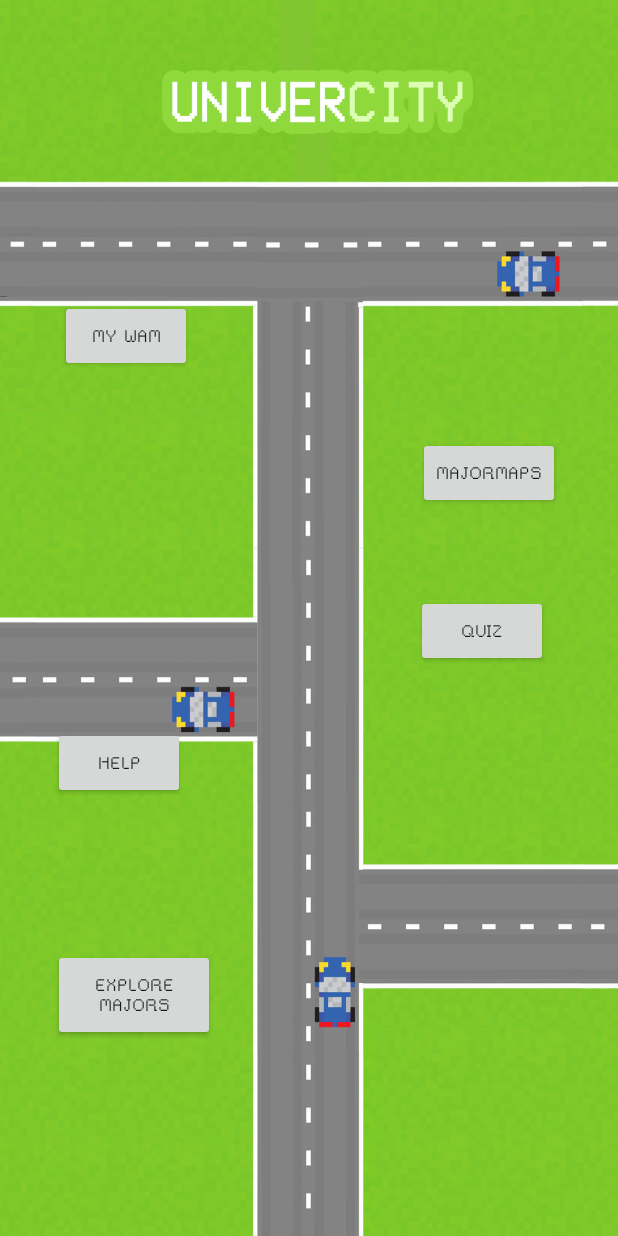
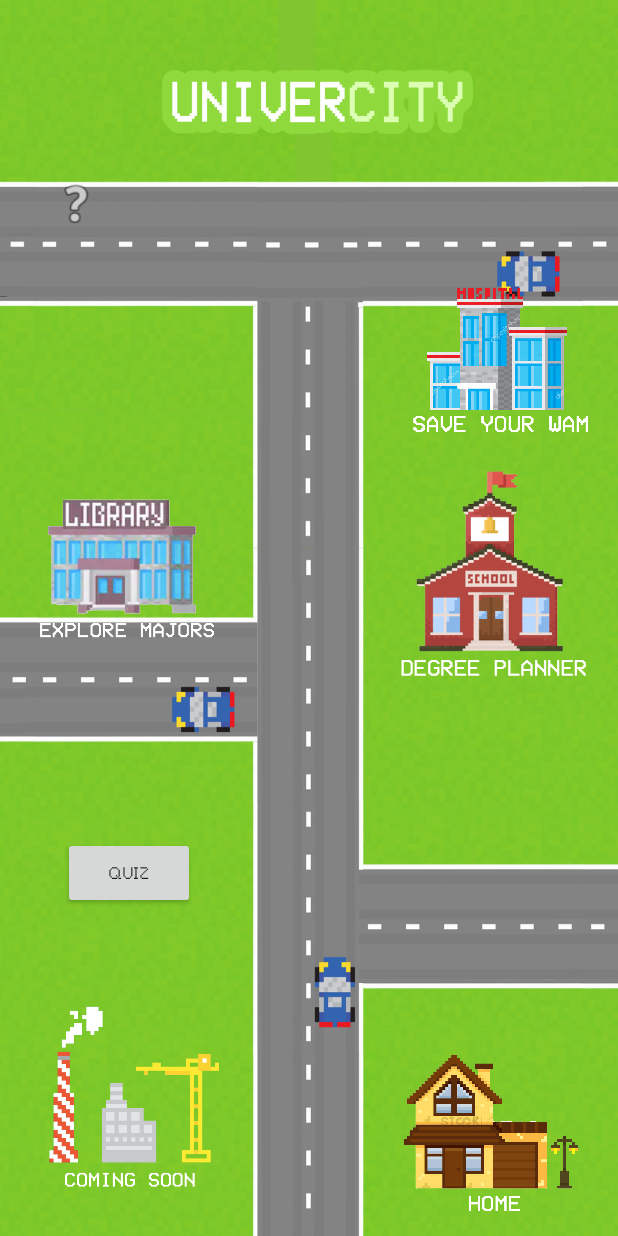
Before and after one commit to cindyhn/UniverCityApp, an Android app: the HomeActivity screen opened directly, with no data from a screen before it, on a phone screen of 412 x 824 dp. Run offline under Robolectric (Android 15) with nearby library versions, the phone set to English and light mode, and no system bars.

Commit message:
Image Buttons added

```diff
--- a/app/src/main/res/layout/activity_exploration.xml
+++ b/app/src/main/res/layout/activity_exploration.xml
@@ -115,12 +115,15 @@
         android:layout_marginStart="8dp"
         android:layout_marginTop="120dp"
         android:layout_marginEnd="8dp"
+        android:layout_marginBottom="8dp"
         android:background="@drawable/mark"
         android:text="Marketing"
+        app:layout_constraintBottom_toBottomOf="parent"
         app:layout_constraintEnd_toEndOf="parent"
         app:layout_constraintHorizontal_bias="0.636"
         app:layout_constraintStart_toEndOf="@+id/btExplorationInfs"
-        app:layout_constraintTop_toTopOf="parent" />
+        app:layout_constraintTop_toTopOf="parent"
+        app:layout_constraintVertical_bias="0.0" />
 
 
     <ImageButton
--- a/app/src/main/res/layout/activity_home.xml
+++ b/app/src/main/res/layout/activity_home.xml
@@ -9,75 +9,132 @@
     android:gravity="center"
     tools:context="com.example.univercityapp.HomeActivity">
 
-    <Button
+    <ImageButton
         android:id="@+id/btGoToExploration"
-        android:layout_width="108dp"
-        android:layout_height="61dp"
-        android:layout_marginStart="35dp"
-        android:layout_marginTop="100dp"
+        android:layout_width="129dp"
+        android:layout_height="101dp"
+        android:layout_marginStart="20dp"
+        android:layout_marginTop="164dp"
         android:layout_marginEnd="152dp"
+        android:layout_marginBottom="8dp"
+        android:background="@drawable/library"
         android:fontFamily="@font/rainyhearts"
         android:onClick="launchExplorationScreen"
         android:text="Explore Majors"
+        app:layout_constraintBottom_toTopOf="@+id/btGoToQuiz"
         app:layout_constraintEnd_toEndOf="parent"
         app:layout_constraintHorizontal_bias="0.0"
         app:layout_constraintStart_toStartOf="parent"
-        app:layout_constraintTop_toBottomOf="@+id/btGoToHelp" />
+        app:layout_constraintTop_toBottomOf="@+id/btGoToHelp"
+        app:layout_constraintVertical_bias="0.085" />
 
     <Button
         android:id="@+id/btGoToQuiz"
         android:layout_width="88dp"
         android:layout_height="wrap_content"
-        android:layout_marginStart="230dp"
-        android:layout_marginTop="57dp"
+        android:layout_marginStart="8dp"
+        android:layout_marginTop="8dp"
+        android:layout_marginEnd="8dp"
+        android:layout_marginBottom="56dp"
         android:fontFamily="@font/rainyhearts"
         android:onClick="launchQuizScreen"
         android:text="Quiz"
+        app:layout_constraintBottom_toTopOf="@+id/imageView12"
         app:layout_constraintEnd_toEndOf="parent"
+        app:layout_constraintHorizontal_bias="0.11"
         app:layout_constraintStart_toStartOf="parent"
-        app:layout_constraintTop_toBottomOf="@+id/btGoToMajorMaps2" />
+        app:layout_constraintTop_toTopOf="parent"
+        app:layout_constraintVertical_bias="1.0" />
 
-    <Button
+    <ImageButton
         android:id="@+id/btGoToMajorMaps2"
-        android:layout_width="wrap_content"
-        android:layout_height="wrap_content"
+        android:layout_width="135dp"
+        android:layout_height="152dp"
         android:layout_marginStart="240dp"
-        android:layout_marginTop="43dp"
+        android:layout_marginTop="10dp"
+        android:layout_marginBottom="8dp"
+        android:background="@drawable/school"
         android:fontFamily="@font/rainyhearts"
         android:onClick="launchMajorMapsScreen"
         android:text="MajorMaps"
+        app:layout_constraintBottom_toBottomOf="parent"
         app:layout_constraintEnd_toEndOf="parent"
+        app:layout_constraintHorizontal_bias="0.555"
         app:layout_constraintStart_toStartOf="parent"
-        app:layout_constraintTop_toBottomOf="@+id/btWamCalculator" />
+        app:layout_constraintTop_toBottomOf="@+id/btWamCalculator"
+        app:layout_constraintVertical_bias="0.0" />
 
-    <Button
+    <ImageButton
         android:id="@+id/btWamCalculator"
-        android:layout_width="wrap_content"
-        android:layout_height="wrap_content"
+        android:layout_width="129dp"
+        android:layout_height="105dp"
         android:layout_marginStart="40dp"
-        android:layout_marginTop="200dp"
+        android:layout_marginTop="190dp"
         android:layout_marginEnd="10dp"
+        android:layout_marginBottom="8dp"
+        android:background="@drawable/hospital"
         android:fontFamily="@font/rainyhearts"
         android:onClick="launchMyWamScreen"
         android:text="My Wam"
+        app:layout_constraintBottom_toBottomOf="parent"
         app:layout_constraintEnd_toEndOf="parent"
-        app:layout_constraintHorizontal_bias="0.0"
+        app:layout_constraintHorizontal_bias="0.974"
         app:layout_constraintStart_toStartOf="parent"
-        app:layout_constraintTop_toTopOf="parent" />
+        app:layout_constraintTop_toTopOf="parent"
+        app:layout_constraintVertical_bias="0.0" />
 
-    <Button
+    <ImageButton
         android:id="@+id/btGoToHelp"
-        android:layout_width="88dp"
-        android:layout_height="48dp"
-        android:layout_marginStart="35dp"
-        android:layout_marginTop="40dp"
-        android:layout_marginEnd="162dp"
+        android:layout_width="37dp"
+        android:layout_height="36dp"
+        android:layout_marginStart="8dp"
+        android:layout_marginTop="8dp"
+        android:layout_marginEnd="8dp"
+        android:layout_marginBottom="404dp"
+        android:background="@android:drawable/ic_menu_help"
         android:fontFamily="@font/rainyhearts"
         android:onClick="launchHelpScreen"
         android:text="Help"
+        app:layout_constraintBottom_toTopOf="@+id/btGoToQuiz"
         app:layout_constraintEnd_toEndOf="parent"
-        app:layout_constraintHorizontal_bias="0.0"
+        app:layout_constraintHorizontal_bias="0.067"
         app:layout_constraintStart_toStartOf="parent"
-        app:layout_constraintTop_toBottomOf="@+id/btGoToQuiz" />
+        app:layout_constraintTop_toTopOf="parent"
+        app:layout_constraintVertical_bias="1.0" />
+
+    <ImageButton
+        android:id="@+id/btGoToHome"
+        android:layout_width="122dp"
+        android:layout_height="118dp"
+        android:layout_marginStart="8dp"
+        android:layout_marginTop="8dp"
+        android:layout_marginEnd="8dp"
+        android:layout_marginBottom="8dp"
+        android:background="@drawable/home"
+        android:fontFamily="@font/rainyhearts"
+        android:onClick="launchHelpScreen"
+        android:text="Help"
+        app:layout_constraintBottom_toBottomOf="parent"
+        app:layout_constraintEnd_toEndOf="parent"
+        app:layout_constraintHorizontal_bias="0.945"
+        app:layout_constraintStart_toStartOf="parent"
+        app:layout_constraintTop_toBottomOf="@+id/btGoToMajorMaps2"
+        app:layout_constraintVertical_bias="1.0" />
+
+    <ImageView
+        android:id="@+id/imageView12"
+        android:layout_width="143dp"
+        android:layout_height="146dp"
+        android:layout_marginStart="8dp"
+        android:layout_marginTop="8dp"
+        android:layout_marginEnd="8dp"
+        android:layout_marginBottom="16dp"
+        app:layout_constraintBottom_toBottomOf="parent"
+        app:layout_constraintEnd_toEndOf="parent"
+        app:layout_constraintHorizontal_bias="0.031"
+        app:layout_constraintStart_toStartOf="parent"
+        app:layout_constraintTop_toTopOf="parent"
+        app:layout_constraintVertical_bias="1.0"
+        app:srcCompat="@drawable/coming" />
 
 </android.support.constraint.ConstraintLayout>
```
Also changed, not shown: app/src/main/res/layout/activity_quiz.xml (+11 -55 lines), app/src/main/res/layout/activity_register.xml (+13 -10 lines), app/src/main/res/drawable/coming.png (added), app/src/main/res/drawable/home.png (added), app/src/main/res/drawable/hospital.png (added), app/src/main/res/drawable/library.png (added), app/src/main/res/drawable/school.png (added).
